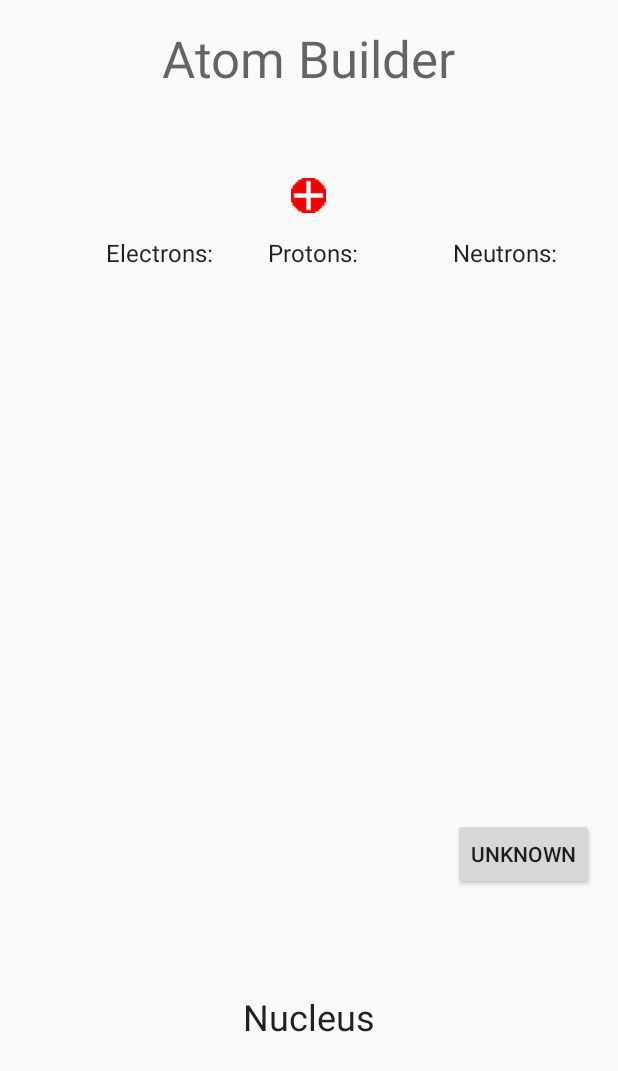
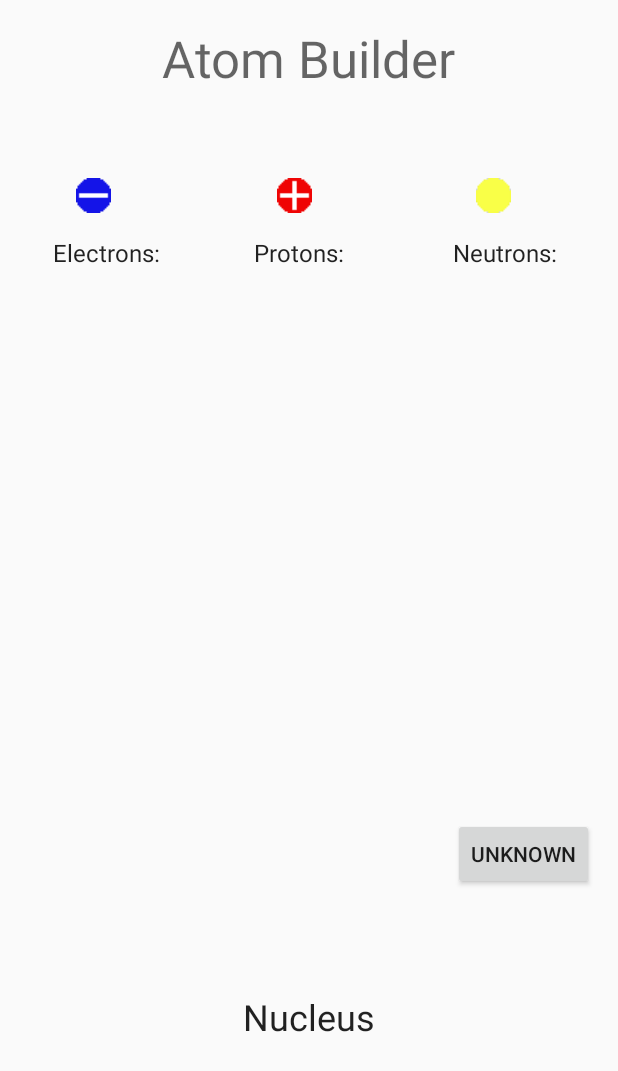
Before and after one commit to srinva/InteractiveChemistry, an Android app: the AtomBuilder screen opened directly, with no data from a screen before it, on a phone screen of 412 x 824 dp. Shown: the top 1071 px of the screen. Run offline under Robolectric (Android 15) with nearby library versions, the phone set to English and light mode, and no system bars.

Commit message:
Drag and drop works w/ electrons and neutrons (works fine)
-Srinath

```diff
--- a/app/src/main/java/afhs/tsa/softdev/interactivechemistry/AtomBuilder.java
+++ b/app/src/main/java/afhs/tsa/softdev/interactivechemistry/AtomBuilder.java
@@ -17,8 +17,8 @@ public class AtomBuilder extends AppCompatActivity {
     int electrons = 0;
     int neutrons = 0;
     String element; //String value of element name, will be displayed on button
-    TextView drop, state;
-    ImageView pro;
+    TextView drop, state, estate, nstate;
+    ImageView pro, neu, ele;
     @Override
     protected void onCreate(Bundle savedInstanceState) {
         super.onCreate(savedInstanceState);
@@ -29,13 +29,18 @@ public class AtomBuilder extends AppCompatActivity {
 
 
         drop = (TextView) findViewById(R.id.drop);
+        estate = (TextView) findViewById(R.id.estate);
         state = (TextView) findViewById(R.id.state);
+        nstate = (TextView) findViewById(R.id.nstate);
+        ele = (ImageView) findViewById(R.id.imageView);
         pro = (ImageView) findViewById(R.id.imageView2);
-
-        pro.setOnLongClickListener(longClickListener);
-        drop.setOnDragListener(dragListener);
+        neu = (ImageView) findViewById(R.id.imageView3);
 
 
+        ele.setOnLongClickListener(longClickListener);
+        pro.setOnLongClickListener(longClickListener);
+        neu.setOnLongClickListener(longClickListener);
+        drop.setOnDragListener(dragListener);
 
     }
 
@@ -61,35 +66,85 @@ public class AtomBuilder extends AppCompatActivity {
                     case DragEvent.ACTION_DRAG_ENTERED:
                         final View view = (View) event.getLocalState();
 
+                        if (view.getId() == R.id.imageView)  {
+                            drop.setBackgroundResource(R.color.colorPrimary);
+                            drop.getBackground().setAlpha(50);
+                            estate.setText("Electrons: "+electrons);
+                        }
+
                         if (view.getId() == R.id.imageView2) {
-                            state.setText("");
                             drop.setBackgroundResource(R.color.colorPrimary);
                             drop.getBackground().setAlpha(50);
                             state.setText("Protons: "+protons);
+                        }
+
+                        if (view.getId() == R.id.imageView3)  {
+                            drop.setBackgroundResource(R.color.colorPrimary);
+                            drop.getBackground().setAlpha(50);
+                            nstate.setText("Neutrons: "+neutrons);
                         }
                         break;
 
                     case DragEvent.ACTION_DRAG_ENDED:
                         final View view4 = (View) event.getLocalState();
 
+                        if (view4.getId() == R.id.imageView) {
+                            drop.getBackground().setAlpha(00);
+                            estate.setText("Electrons: "+electrons);
+                        }
+
                         if (view4.getId() == R.id.imageView2) {
                             drop.getBackground().setAlpha(00);
                             state.setText("Protons: "+protons);
+                        }
+
+                        if (view4.getId() == R.id.imageView3) {
+                            drop.getBackground().setAlpha(00);
+                            nstate.setText("Neutrons: "+neutrons);
                         }
                         break;
                     case DragEvent.ACTION_DRAG_EXITED:
 
                         final View view2 = (View) event.getLocalState();
 
+                        if (view2.getId() == R.id.imageView) {
+                            state.setText("");
+                            drop.getBackground().setAlpha(00);
+                            estate.setText("Electrons: "+electrons);
+                        }
+
                         if (view2.getId() == R.id.imageView2) {
                             state.setText("");
                             drop.getBackground().setAlpha(00);
                             state.setText("Protons: "+protons);
                         }
+
+                        if (view2.getId() == R.id.imageView3) {
+                            state.setText("");
+                            drop.getBackground().setAlpha(00);
+                            nstate.setText("Neutrons: "+neutrons);
+                        }
                         break;
                     case DragEvent.ACTION_DROP:
 
                         final View view3 = (View) event.getLocalState();
+
+                        if (view3.getId() == R.id.imageView3) {
+
+                            neutrons++;
+
+                            nstate.setText("Neutrons: "+neutrons);
+
+                        }
+
+                        if (view3.getId() == R.id.imageView) {
+
+                            electrons++;
+
+                            estate.setText("Electrons: "+electrons);
+
+                        }
+
                         if (view3.getId() == R.id.imageView2) {
 
                             protons ++;
@@ -630,13 +685,13 @@ public class AtomBuilder extends AppCompatActivity {
                                 element = "Praseodymium";
                             }
 
-                             if (protons == 60){
+                            if (protons == 60){
                                 Button elementbutton = (Button) findViewById(R.id.elementbutton);
                                 elementbutton.setText("Neodymium");
                                 element = "Neodymium";
                             }
 
-                             if (protons == 61){
+                            if (protons == 61){
                                 Button elementbutton = (Button) findViewById(R.id.elementbutton);
                                 elementbutton.setText("Promethium");
                                 element = "	Promethium	";
@@ -755,15 +810,18 @@ public class AtomBuilder extends AppCompatActivity {
                                 elementbutton.setText("Mercury");
                                 element = "Mercury";
                             }
-
                         }
                         break;
                 }
                 return true;
             }
+
+
         };
 
 
 
 
+
+
     }
--- a/app/src/main/res/layout/activity_atom_builder.xml
+++ b/app/src/main/res/layout/activity_atom_builder.xml
@@ -20,45 +20,6 @@
         android:layout_alignParentTop="true"
         android:layout_centerHorizontal="true" />
 
-    <TextView
-        android:text="Protons: "
-        android:layout_width="wrap_content"
-        android:layout_height="wrap_content"
-        android:id="@+id/state"
-        android:textAppearance="@android:style/TextAppearance.Material.Widget.TextView.PopupMenu"
-        android:layout_below="@+id/imageView2"
-        android:layout_alignStart="@+id/imageView2" />
-
-
-
-    <ImageView
-        android:layout_width="wrap_content"
-        android:layout_height="wrap_content"
-        app:srcCompat="@drawable/realproton"
-        android:id="@+id/imageView2"
-        android:padding="15dp"
-        android:layout_marginTop="42dp"
-        android:layout_below="@+id/textView3"
-        android:layout_centerHorizontal="true" />
-
-    <TextView
-        android:text="Electrons:"
-        android:layout_width="wrap_content"
-        android:layout_height="wrap_content"
-        android:id="@+id/estate"
-        android:textAppearance="@android:style/TextAppearance.Material.Widget.TextView.PopupMenu"
-        android:layout_alignBaseline="@+id/state"
-        android:layout_alignBottom="@+id/state"
-        android:layout_toStartOf="@+id/drop" />
-
-    <TextView
-        android:text="Neutrons:"
-        android:layout_width="wrap_content"
-        android:layout_height="wrap_content"
-        android:layout_alignTop="@+id/state"
-        android:layout_alignStart="@+id/elementbutton"
-        android:id="@+id/nstate"
-        android:textAppearance="@android:style/TextAppearance.Material.Widget.TextView.PopupMenu" />
 
     <TextView
         android:text="Nucleus"
@@ -81,4 +42,62 @@
         android:layout_above="@+id/drop"
         android:layout_alignParentEnd="true" />
 
+    <ImageView
+        android:layout_width="wrap_content"
+        android:layout_height="wrap_content"
+        app:srcCompat="@drawable/finalproton"
+        android:id="@+id/imageView2"
+        android:padding="15dp"
+        android:layout_marginTop="42dp"
+        android:layout_below="@+id/textView3"
+        android:layout_alignStart="@+id/drop"
+        android:layout_marginStart="27dp" />
+
+    <TextView
+        android:text="Protons: "
+        android:layout_width="wrap_content"
+        android:layout_height="wrap_content"
+        android:id="@+id/state"
+        android:textAppearance="@android:style/TextAppearance.Material.Widget.TextView.PopupMenu"
+        android:layout_below="@+id/imageView2"
+        android:layout_alignStart="@+id/imageView2" />
+
+    <TextView
+        android:text="Neutrons:"
+        android:layout_width="wrap_content"
+        android:layout_height="wrap_content"
+        android:id="@+id/nstate"
+        android:textAppearance="@android:style/TextAppearance.Material.Widget.TextView.PopupMenu"
+        android:layout_alignBaseline="@+id/state"
+        android:layout_alignBottom="@+id/state"
+        android:layout_alignStart="@+id/elementbutton" />
+
+    <ImageView
+        android:layout_width="wrap_content"
+        android:layout_height="wrap_content"
+        app:srcCompat="@drawable/finalneutron"
+        android:padding="15dp"
+        android:id="@+id/imageView3"
+        android:layout_above="@+id/nstate"
+        android:layout_alignStart="@+id/nstate" />
+
+    <ImageView
+        android:layout_width="wrap_content"
+        android:layout_height="wrap_content"
+        app:srcCompat="@drawable/finalelectron"
+        android:padding="15dp"
+        android:id="@+id/imageView"
+        android:layout_alignTop="@+id/imageView2"
+        android:layout_alignStart="@+id/estate" />
+
+    <TextView
+        android:text="Electrons:"
+        android:layout_width="wrap_content"
+        android:layout_height="wrap_content"
+        android:id="@+id/estate"
+        android:textAppearance="@android:style/TextAppearance.Material.Widget.TextView.PopupMenu"
+        android:layout_below="@+id/imageView"
+        android:layout_alignParentStart="true"
+        android:layout_marginStart="19dp" />
+
 </RelativeLayout>
```
Also changed, not shown: app/src/main/res/drawable/finalelectron.png (added), app/src/main/res/drawable/finalneutron.png (added), app/src/main/res/drawable/finalproton.png (added).
